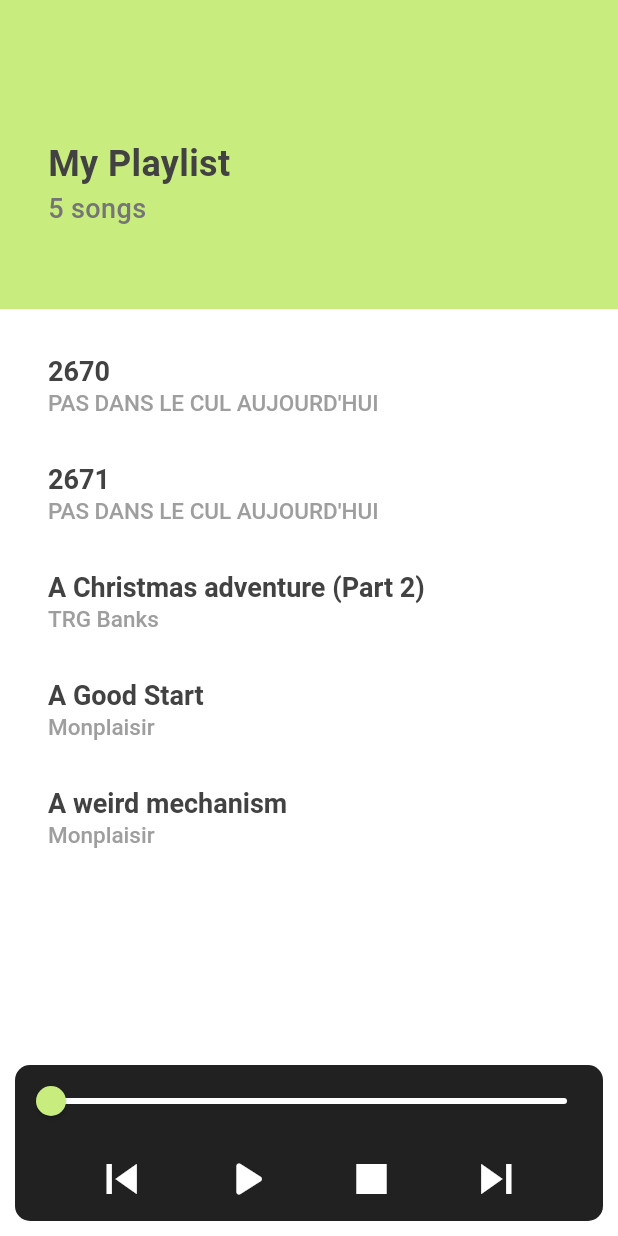
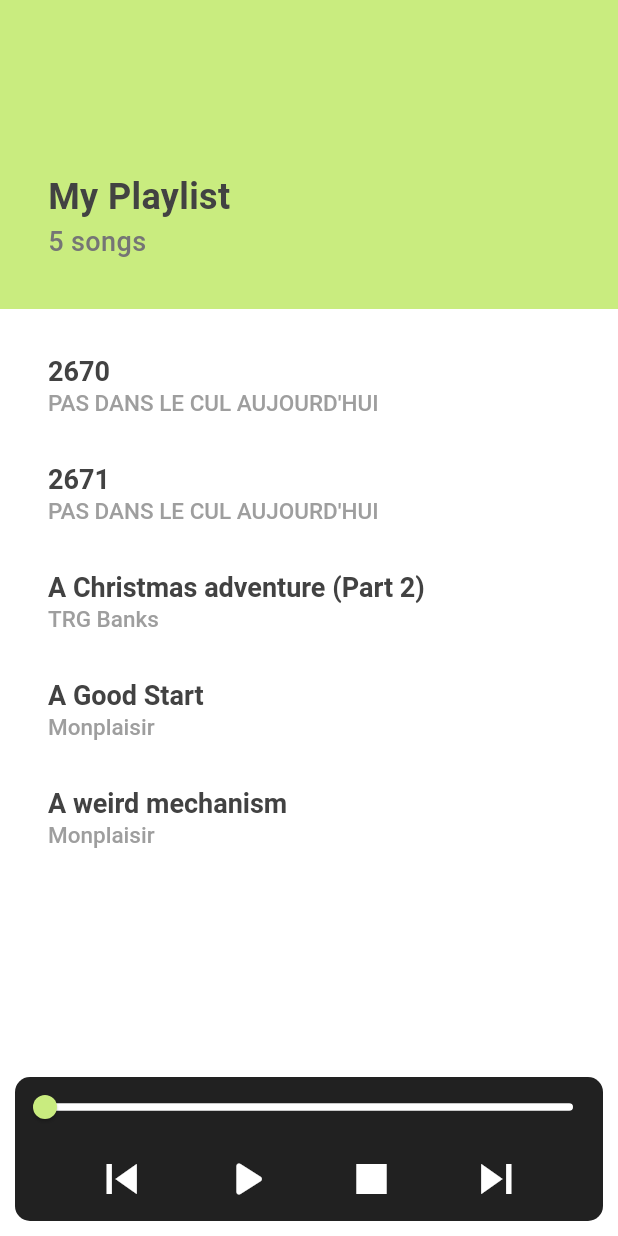
Before and after one commit to hsser/audio_player_test, a Flutter app: the screen it shows after launch, after a tap on the "stop" icon, on a phone screen of 412 x 824 dp. Run offline on Flutter 3.47's test engine with Material 3 defaults, Android fonts, the phone set to English and light mode, and no system bars; our stand-ins replace audioplayers.

Commit message:
Refactor audio player UI and functionality

```diff
--- a/lib/my_audio_player.dart
+++ b/lib/my_audio_player.dart
@@ -13,9 +13,10 @@ class MyAudioPlayer extends StatefulWidget {
 class _MyPlayerState extends State<MyAudioPlayer> {
   AudioPlayer audioPlayer = AudioPlayer();
   PlayerState playerState = PlayerState.paused;
-  Duration duration = Duration();
-  Duration currentPosition = Duration();
+  Duration duration = const Duration();
+  Duration currentPosition = const Duration();
   late Song currentSong;
+  int? currentSongIndex;
 
   @override
   void initState() {
@@ -56,26 +57,34 @@ class _MyPlayerState extends State<MyAudioPlayer> {
     await audioPlayer.pause();
   }
 
-  void seekMusic(double value) {
-    audioPlayer.seek(Duration(seconds: value.toInt()));
+  Future<void> seekMusic(double value) async {
+    await audioPlayer.seek(Duration(seconds: value.toInt()));
+  }
+
+  Future<void> stopMusic() async {
+    await audioPlayer.stop();
+    setState(() {
+      currentPosition = const Duration();
+    });
   }
 
   @override
   Widget build(BuildContext context) {
     return Scaffold(
-      body: Container(
-        color: Colors.white,
-        child: Column(
+      backgroundColor: Colors.white,
+      body: Column(
         children: [
           Container(
+            padding: const EdgeInsets.all(16),
             width: double.infinity,
-              padding: const EdgeInsets.all(16),
             height: MediaQuery.of(context).size.height * 0.25,
             color: const Color.fromARGB(255, 201, 236, 127),
             child: Column(
               crossAxisAlignment: CrossAxisAlignment.start,
               children: [
-                  const SizedBox(height: 60),
+                SizedBox(
+                  height: MediaQuery.of(context).size.height * 0.1,
+                ),
                 Padding(
                   padding: const EdgeInsets.only(left: 16, top: 16),
                   child: Text(
@@ -122,9 +131,16 @@ class _MyPlayerState extends State<MyAudioPlayer> {
                   onTap: () {
                     setState(() {
                       currentSong = SongRepository.songs[index];
+                      currentSongIndex = index;
                       playMusic();
                     });
                   },
+                  shape: RoundedRectangleBorder(
+                    borderRadius: BorderRadius.circular(10),
+                  ),
+                  selected: currentSongIndex == index,
+                  selectedTileColor: const Color.fromARGB(146, 234, 235, 232),
+                  selectedColor: Colors.grey.shade900,
                 );
               },
             ),
@@ -137,15 +153,41 @@ class _MyPlayerState extends State<MyAudioPlayer> {
             margin: const EdgeInsets.all(10),
             child: Column(
               children: [
-                  Slider(
-                    activeColor: const Color.fromARGB(255, 201, 236, 127),
-                    inactiveColor: Colors.white,
+                SliderTheme(
+                  data: SliderThemeData(
+                    trackHeight: 5,
+                    thumbShape:
+                        const RoundSliderThumbShape(enabledThumbRadius: 8),
+                    thumbColor: const Color.fromARGB(255, 201, 236, 127),
+                    overlayShape:
+                        const RoundSliderOverlayShape(overlayRadius: 20),
+                    overlayColor: const Color.fromARGB(100, 201, 236, 127),
+                    activeTrackColor: const Color.fromARGB(255, 201, 236, 127),
+                    inactiveTrackColor: Colors.white,
+                    tickMarkShape: const RoundSliderTickMarkShape(),
+                    showValueIndicator: ShowValueIndicator.always,
+                    valueIndicatorShape:
+                        const PaddleSliderValueIndicatorShape(),
+                    valueIndicatorColor:
+                        const Color.fromARGB(255, 201, 236, 127),
+                    valueIndicatorTextStyle: TextStyle(
+                      color: Colors.grey.shade800,
+                      fontSize: 16,
+                    ),
+                  ),
+                  child: Slider(
                     value: currentPosition.inSeconds.toDouble(),
                     min: 0,
                     max: currentSong.duration.inSeconds.toDouble(),
+                    label: currentPosition
+                        .toString() // 0:00:00.000000
+                        .split('.') // [0:00:00, 000000]
+                        .first // 0:00:00
+                        .substring(2), // 00:00
                     onChanged: (value) {
                       seekMusic(value);
                     },
+                  ),
                 ),
                 Padding(
                   padding: const EdgeInsets.symmetric(horizontal: 16),
@@ -184,10 +226,7 @@ class _MyPlayerState extends State<MyAudioPlayer> {
                           size: 40,
                         ),
                         onPressed: () {
-                            // Implement stop functionality
-                            setState(() {
-                              audioPlayer.stop();
-                            });
+                          stopMusic();
                         },
                       ),
                       IconButton(
@@ -208,7 +247,6 @@ class _MyPlayerState extends State<MyAudioPlayer> {
           ),
         ],
       ),
-      ),
     );
   }
 }
```
Lines whose indentation alone changed are shown as unchanged.
